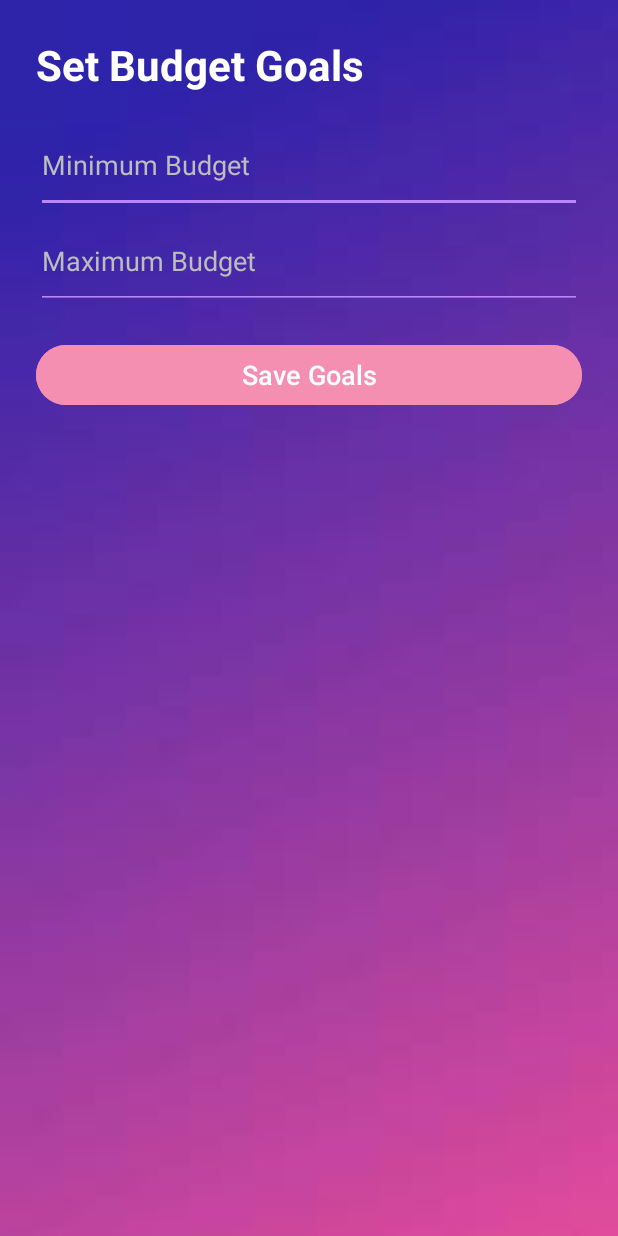
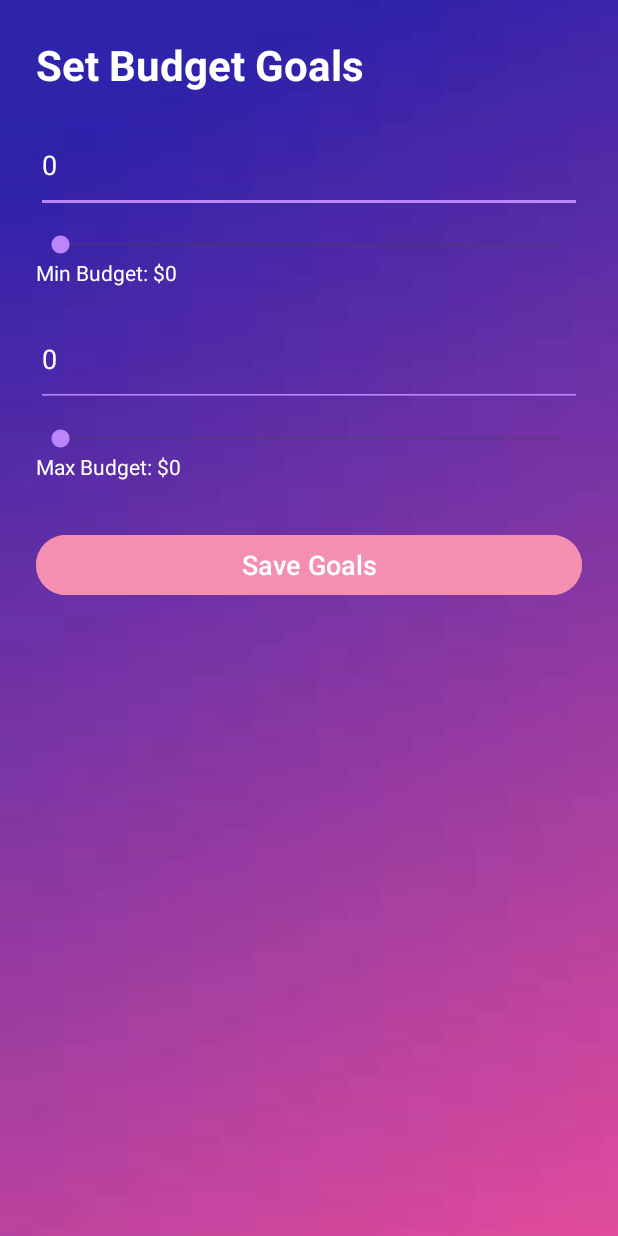
Before and after one commit to DiancaJadeNaidu/BudgetTrackerApp, an Android app: the BudgetGoalsActivity screen opened directly, with no data from a screen before it, after a tap on "Save Goals", on a phone screen of 412 x 824 dp. Run offline under Robolectric (Android 15) with nearby library versions, the phone set to English and light mode, and no system bars; our stand-ins replace Room's generated code.

Commit message:
Implementing SeekBar feature

```diff
--- a/app/src/main/java/com/dianca/budgettrackerapp/BudgetGoalsActivity.kt
+++ b/app/src/main/java/com/dianca/budgettrackerapp/BudgetGoalsActivity.kt
@@ -1,12 +1,11 @@
 package com.dianca.budgettrackerapp
 
 import android.os.Bundle
-import android.widget.Button
-import android.widget.EditText
-import android.widget.Toast
+import android.text.Editable
+import android.text.TextWatcher
+import android.widget.*
 import androidx.appcompat.app.AppCompatActivity
 import androidx.lifecycle.lifecycleScope
-import com.dianca.budgettrackerapp.AppDatabase
 import com.dianca.budgettrackerapp.data.BudgetGoalEntity
 import kotlinx.coroutines.launch
 import java.text.SimpleDateFormat
@@ -16,9 +15,14 @@ class BudgetGoalsActivity : AppCompatActivity() {
 
     private lateinit var edtMinBudget: EditText
     private lateinit var edtMaxBudget: EditText
+    private lateinit var seekBarMinBudget: SeekBar
+    private lateinit var seekBarMaxBudget: SeekBar
+    private lateinit var txtMinSeek: TextView
+    private lateinit var txtMaxSeek: TextView
     private lateinit var btnSaveBudget: Button
 
     private val db by lazy { AppDatabase.getInstance(this) }
+    private val maxSeekLimit = 1000
 
     override fun onCreate(savedInstanceState: Bundle?) {
         super.onCreate(savedInstanceState)
@@ -26,9 +30,67 @@ class BudgetGoalsActivity : AppCompatActivity() {
 
         edtMinBudget = findViewById(R.id.edtMinBudget)
         edtMaxBudget = findViewById(R.id.edtMaxBudget)
+        seekBarMinBudget = findViewById(R.id.seekBarMinBudget)
+        seekBarMaxBudget = findViewById(R.id.seekBarMaxBudget)
+        txtMinSeek = findViewById(R.id.txtMinSeekValue)
+        txtMaxSeek = findViewById(R.id.txtMaxSeekValue)
         btnSaveBudget = findViewById(R.id.btnSaveBudget)
 
-        //dynamically getting month
+        seekBarMinBudget.max = maxSeekLimit
+        seekBarMaxBudget.max = maxSeekLimit
+
+        // Initial values
+        seekBarMinBudget.progress = 100
+        seekBarMaxBudget.progress = 500
+        edtMinBudget.setText("100")
+        edtMaxBudget.setText("500")
+        txtMinSeek.text = "Min Budget: $100"
+        txtMaxSeek.text = "Max Budget: $500"
+
+        // SeekBar listeners
+        seekBarMinBudget.setOnSeekBarChangeListener(object : SeekBar.OnSeekBarChangeListener {
+            override fun onProgressChanged(seekBar: SeekBar?, progress: Int, fromUser: Boolean) {
+                edtMinBudget.setText(progress.toString())
+                txtMinSeek.text = "Min Budget: $$progress"
+            }
+
+            override fun onStartTrackingTouch(seekBar: SeekBar?) {}
+            override fun onStopTrackingTouch(seekBar: SeekBar?) {}
+        })
+
+        seekBarMaxBudget.setOnSeekBarChangeListener(object : SeekBar.OnSeekBarChangeListener {
+            override fun onProgressChanged(seekBar: SeekBar?, progress: Int, fromUser: Boolean) {
+                edtMaxBudget.setText(progress.toString())
+                txtMaxSeek.text = "Max Budget: $$progress"
+            }
+
+            override fun onStartTrackingTouch(seekBar: SeekBar?) {}
+            override fun onStopTrackingTouch(seekBar: SeekBar?) {}
+        })
+
+        // EditText watchers to update SeekBars
+        edtMinBudget.addTextChangedListener(object : TextWatcher {
+            override fun afterTextChanged(s: Editable?) {
+                val value = s.toString().toIntOrNull()
+                value?.let {
+                    if (it in 0..maxSeekLimit) seekBarMinBudget.progress = it
+                }
+            }
+            override fun beforeTextChanged(s: CharSequence?, start: Int, count: Int, after: Int) {}
+            override fun onTextChanged(s: CharSequence?, start: Int, before: Int, count: Int) {}
+        })
+
+        edtMaxBudget.addTextChangedListener(object : TextWatcher {
+            override fun afterTextChanged(s: Editable?) {
+                val value = s.toString().toIntOrNull()
+                value?.let {
+                    if (it in 0..maxSeekLimit) seekBarMaxBudget.progress = it
+                }
+            }
+            override fun beforeTextChanged(s: CharSequence?, start: Int, count: Int, after: Int) {}
+            override fun onTextChanged(s: CharSequence?, start: Int, before: Int, count: Int) {}
+        })
+
         val currentMonth = getCurrentMonthFormatted()
 
         btnSaveBudget.setOnClickListener {
@@ -48,8 +110,12 @@ class BudgetGoalsActivity : AppCompatActivity() {
                         try {
                             db.budgetGoalDAO().insert(goal)
                             Toast.makeText(this@BudgetGoalsActivity, "Budget goals saved!", Toast.LENGTH_SHORT).show()
-                            edtMinBudget.text.clear()
-                            edtMaxBudget.text.clear()
+                            edtMinBudget.setText("")
+                            edtMaxBudget.setText("")
+                            seekBarMinBudget.progress = 0
+                            seekBarMaxBudget.progress = 0
+                            txtMinSeek.text = "Min Budget: $0"
+                            txtMaxSeek.text = "Max Budget: $0"
                         } catch (e: Exception) {
                             Toast.makeText(this@BudgetGoalsActivity, "Error: ${e.message}", Toast.LENGTH_LONG).show()
                         }
--- a/app/src/main/res/layout/activity_budget_goals.xml
+++ b/app/src/main/res/layout/activity_budget_goals.xml
@@ -1,9 +1,13 @@
 <?xml version="1.0" encoding="utf-8"?>
-<LinearLayout xmlns:android="http://schemas.android.com/apk/res/android"
+<ScrollView xmlns:android="http://schemas.android.com/apk/res/android"
     android:layout_width="match_parent"
     android:layout_height="match_parent"
+    android:background="@drawable/backgroundimg">
+
+    <LinearLayout
+        android:layout_width="match_parent"
+        android:layout_height="wrap_content"
         android:orientation="vertical"
-    android:background="@drawable/backgroundimg"
         android:padding="24dp">
 
         <TextView
@@ -13,8 +17,9 @@
             android:textSize="28sp"
             android:textStyle="bold"
             android:textColor="@android:color/white"
-        android:layout_marginBottom="16dp"/>
+            android:layout_marginBottom="16dp" />
 
+        <!-- Min Budget -->
         <EditText
             android:id="@+id/edtMinBudget"
             android:layout_width="match_parent"
@@ -23,8 +28,25 @@
             android:inputType="numberDecimal"
             android:textColor="@android:color/white"
             android:textColorHint="#BDBDBD"
-        android:backgroundTint="#BB86FC"/>
+            android:backgroundTint="#BB86FC"
+            android:layout_marginBottom="12dp" />
 
+        <SeekBar
+            android:id="@+id/seekBarMinBudget"
+            android:layout_width="match_parent"
+            android:layout_height="wrap_content"
+            android:thumbTint="#BB86FC"
+            android:progressTint="#BB86FC" />
+
+        <TextView
+            android:id="@+id/txtMinSeekValue"
+            android:layout_width="wrap_content"
+            android:layout_height="wrap_content"
+            android:text="Min Budget: R0"
+            android:textColor="@android:color/white"
+            android:layout_marginBottom="16dp" />
+
+        <!-- Max Budget -->
         <EditText
             android:id="@+id/edtMaxBudget"
             android:layout_width="match_parent"
@@ -33,7 +55,23 @@
             android:inputType="numberDecimal"
             android:textColor="@android:color/white"
             android:textColorHint="#BDBDBD"
-        android:backgroundTint="#BB86FC"/>
+            android:backgroundTint="#BB86FC"
+            android:layout_marginBottom="12dp" />
+
+        <SeekBar
+            android:id="@+id/seekBarMaxBudget"
+            android:layout_width="match_parent"
+            android:layout_height="wrap_content"
+            android:thumbTint="#BB86FC"
+            android:progressTint="#BB86FC" />
+
+        <TextView
+            android:id="@+id/txtMaxSeekValue"
+            android:layout_width="wrap_content"
+            android:layout_height="wrap_content"
+            android:text="Max Budget: R0"
+            android:textColor="@android:color/white"
+            android:layout_marginBottom="20dp" />
 
         <Button
             android:id="@+id/btnSaveBudget"
@@ -43,6 +81,6 @@
             android:textColor="@android:color/white"
             android:textSize="18sp"
             android:backgroundTint="#f48fb1"
-        android:layout_marginTop="20dp"/>
-
+            android:layout_marginTop="12dp" />
     </LinearLayout>
+</ScrollView>
```
Lines whose indentation alone changed are shown as unchanged.
